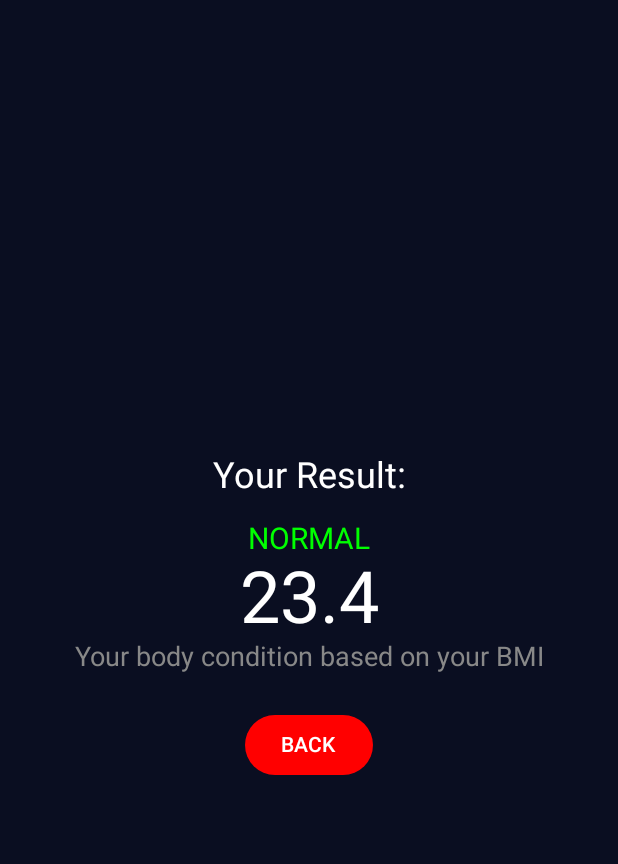
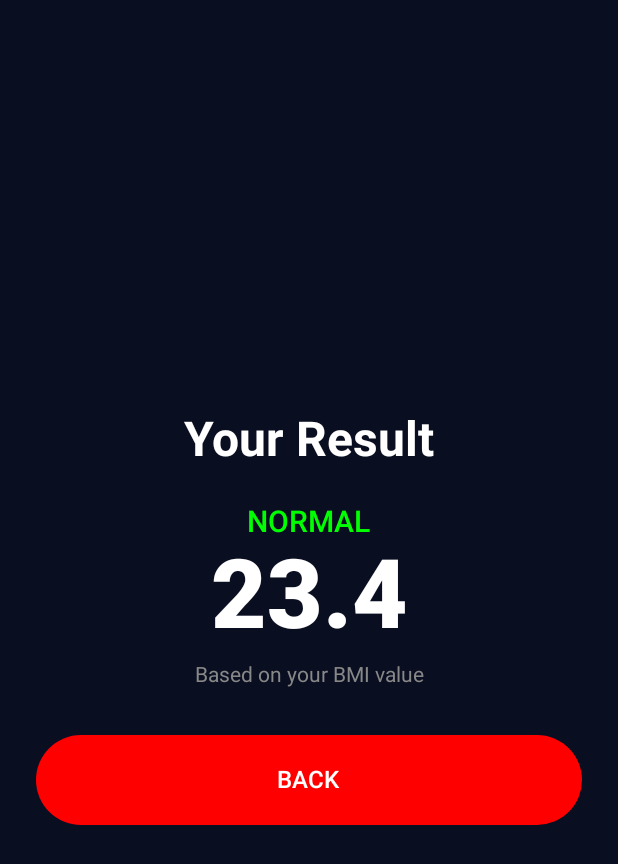
Before and after one commit to MasPutram/BMICalculator, an Android app built with Jetpack Compose: the screen it shows after launch (MainActivity), after a tap on "CALCULATE", on a phone screen of 412 x 824 dp. Shown: the top 864 px of the screen. Run offline under Robolectric (Android 15) with nearby library versions, the phone set to English and light mode, and no system bars.

Commit message:
fix crash app

```diff
--- a/app/src/main/java/com/putra/bmicalculator/screen/BMICalculatorScreen.kt
+++ b/app/src/main/java/com/putra/bmicalculator/screen/BMICalculatorScreen.kt
@@ -85,8 +85,8 @@ fun BMICalculatorScreen(navController: NavController) {
         Button(
             onClick = {
                 val heightInMeter = height / 100
-                val bmi = weight / (heightInMeter * heightInMeter)
-                navController.navigate("bmi_result/${"%.1f".format(bmi)}")
+                val bmi = weight / ((height / 100) * (height / 100))
+                navController.navigate("bmi_result/${bmi}")
             },
             modifier = Modifier
                 .fillMaxWidth()
--- a/app/src/main/java/com/putra/bmicalculator/screen/BMIResultScreen.kt
+++ b/app/src/main/java/com/putra/bmicalculator/screen/BMIResultScreen.kt
@@ -7,6 +7,7 @@ import androidx.compose.runtime.Composable
 import androidx.compose.ui.Alignment
 import androidx.compose.ui.Modifier
 import androidx.compose.ui.graphics.Color
+import androidx.compose.ui.text.font.FontWeight
 import androidx.compose.ui.unit.dp
 import androidx.compose.ui.unit.sp
 
@@ -23,18 +24,56 @@ fun BMIResultScreen(bmi: Float, onBack: () -> Unit) {
         modifier = Modifier
             .fillMaxSize()
             .background(Color(0xFF0A0E21))
-            .padding(16.dp),
+            .padding(24.dp),
         horizontalAlignment = Alignment.CenterHorizontally,
         verticalArrangement = Arrangement.Center
     ) {
-        Text("Your Result:", color = Color.White, fontSize = 24.sp)
-        Spacer(modifier = Modifier.height(16.dp))
-        Text(text = category, color = Color.Green, fontSize = 20.sp)
-        Text(text = String.format("%.1f", bmi), color = Color.White, fontSize = 48.sp)
-        Text(text = "Your body condition based on your BMI", color = Color.Gray)
+        Text(
+            text = "Your Result",
+            color = Color.White,
+            fontSize = 32.sp,
+            fontWeight = FontWeight.Bold
+        )
+
         Spacer(modifier = Modifier.height(24.dp))
-        Button(onClick = onBack, colors = ButtonDefaults.buttonColors(containerColor = Color.Red)) {
-            Text("BACK", color = Color.White)
+
+        Text(
+            text = category,
+            color = when (category) {
+                "NORMAL" -> Color.Green
+                "UNDERWEIGHT" -> Color.Cyan
+                "OVERWEIGHT" -> Color.Yellow
+                else -> Color.Red
+            },
+            fontSize = 20.sp,
+            fontWeight = FontWeight.Medium
+        )
+
+        Text(
+            text = String.format("%.1f", bmi),
+            color = Color.White,
+            fontSize = 64.sp,
+            fontWeight = FontWeight.ExtraBold
+        )
+
+        Spacer(modifier = Modifier.height(8.dp))
+
+        Text(
+            text = "Based on your BMI value",
+            color = Color.Gray,
+            fontSize = 14.sp
+        )
+
+        Spacer(modifier = Modifier.height(32.dp))
+
+        Button(
+            onClick = onBack,
+            modifier = Modifier
+                .fillMaxWidth()
+                .height(60.dp),
+            colors = ButtonDefaults.buttonColors(containerColor = Color.Red)
+        ) {
+            Text("BACK", color = Color.White, fontSize = 16.sp)
         }
     }
 }
--- a/app/src/main/java/com/putra/bmicalculator/screen/Navigation.kt
+++ b/app/src/main/java/com/putra/bmicalculator/screen/Navigation.kt
@@ -13,6 +13,7 @@ fun AppNavigation(navController: NavHostController) {
         composable("bmi_calculator") {
             BMICalculatorScreen(navController)
         }
+
         composable(
             route = "bmi_result/{bmi}",
             arguments = listOf(navArgument("bmi") { type = NavType.FloatType })
```
